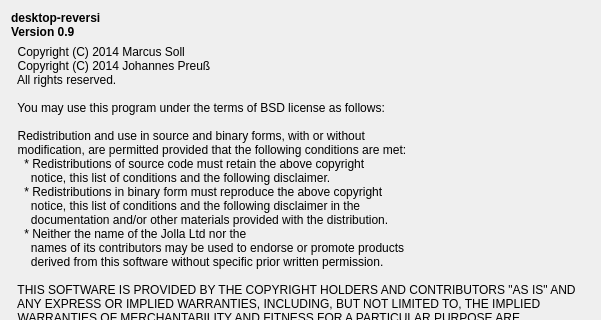
Old version of the form src/ui/about.ui in the repository Top-Ranger/desktop-reversi; both pictures show x 0 to 601 and y 0 to 320 of the 601 by 488 pixel window.
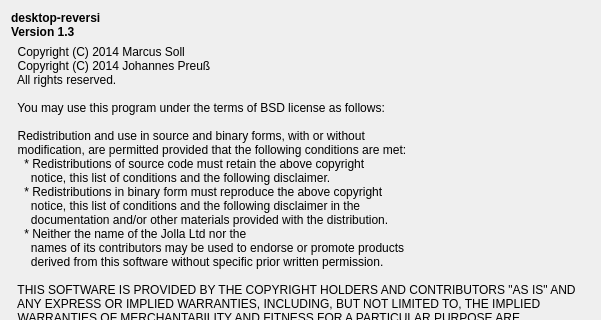
New version of the form. Icons and pictures are not drawn.

The edit to the form file:
```diff
--- a/src/ui/about.ui
+++ b/src/ui/about.ui
@@ -34,7 +34,7 @@
      </property>
      <property name="text">
       <string>desktop-reversi
-Version 0.9</string>
+Version 1.3</string>
      </property>
     </widget>
    </item>
```
Left out of the diff: 4 changed lines with no effect on the pictures.
